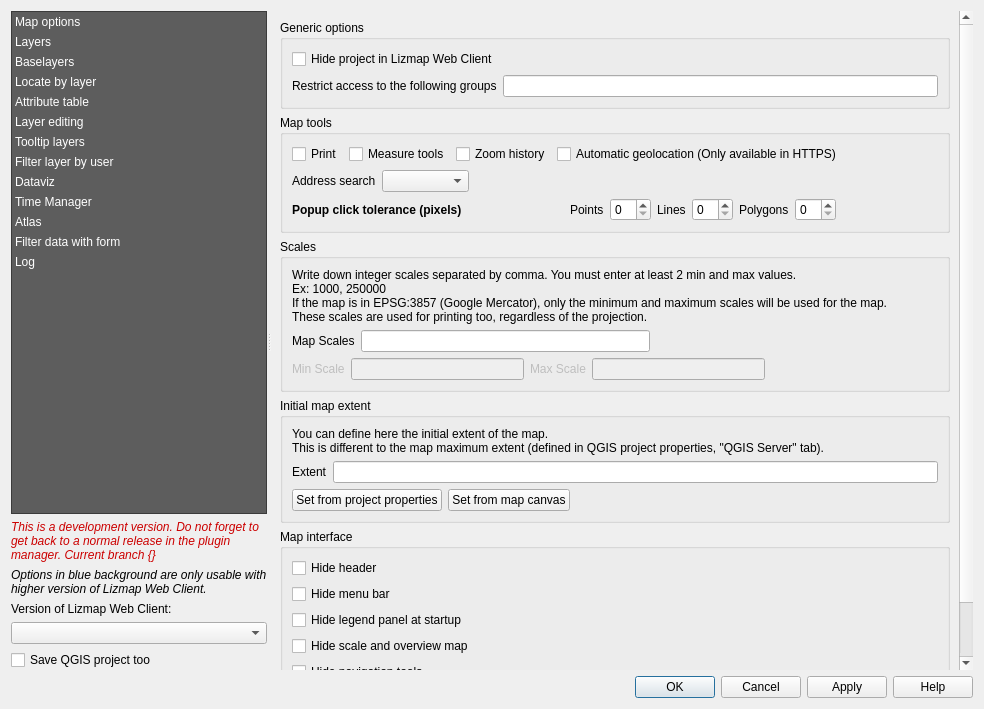
Before: the Qt Designer form lizmap/resources/ui/ui_lizmap.ui in 3liz/lizmap-plugin, drawn with Qt 5.
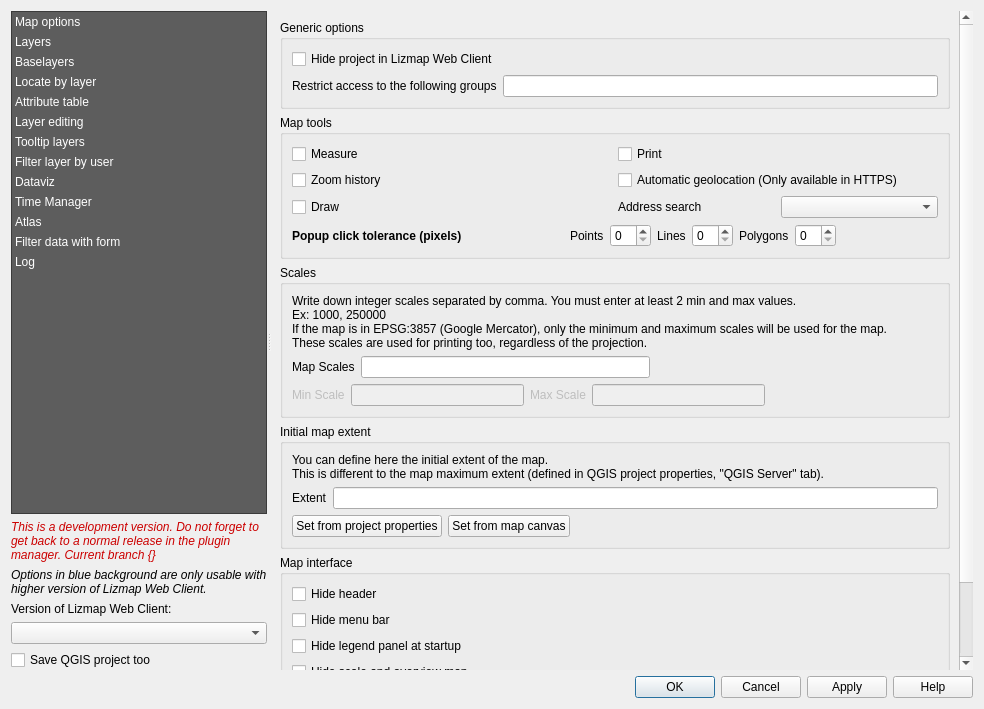
After: the same form once the commit is applied. Custom widgets are drawn as their Qt base class.

Commit message: Tools - Add drawing tool checkbox

```diff
--- a/lizmap/resources/ui/ui_lizmap.ui
+++ b/lizmap/resources/ui/ui_lizmap.ui
@@ -328,28 +328,18 @@
                  </property>
                  <layout class="QVBoxLayout" name="verticalLayout_2">
                   <item>
-                   <layout class="QHBoxLayout" name="horizontalLayout_6">
-                    <item>
-                     <widget class="QCheckBox" name="cbActivatePrint">
-                      <property name="enabled">
-                       <bool>true</bool>
-                      </property>
-                      <property name="text">
-                       <string>Print</string>
-                      </property>
-                     </widget>
-                    </item>
-                    <item>
+                   <layout class="QGridLayout" name="gridLayout_4">
+                    <item row="0" column="0">
                      <widget class="QCheckBox" name="cbActivateMeasure">
                       <property name="enabled">
                        <bool>true</bool>
                       </property>
                       <property name="text">
-                       <string>Measure tools</string>
+                       <string>Measure</string>
                       </property>
                      </widget>
                     </item>
-                    <item>
+                    <item row="1" column="0">
                      <widget class="QCheckBox" name="cbActivateZoomHistory">
                       <property name="enabled">
                        <bool>true</bool>
@@ -359,7 +349,7 @@
                       </property>
                      </widget>
                     </item>
-                    <item>
+                    <item row="1" column="1">
                      <widget class="QCheckBox" name="cbActivateGeolocation">
                       <property name="enabled">
                        <bool>true</bool>
@@ -369,22 +359,27 @@
                       </property>
                      </widget>
                     </item>
-                    <item>
-                     <spacer name="horizontalSpacer_10">
-                      <property name="orientation">
-                       <enum>Qt::Horizontal</enum>
+                    <item row="0" column="1">
+                     <widget class="QCheckBox" name="cbActivatePrint">
+                      <property name="enabled">
+                       <bool>true</bool>
                       </property>
-                      <property name="sizeHint" stdset="0">
-                       <size>
-                        <width>40</width>
-                        <height>20</height>
-                       </size>
+                      <property name="text">
+                       <string>Print</string>
                       </property>
-                     </spacer>
+                     </widget>
                     </item>
-                   </layout>
-                  </item>
-                  <item>
+                    <item row="2" column="0">
+                     <widget class="QCheckBox" name="activate_drawing_tools">
+                      <property name="text">
+                       <string>Draw</string>
+                      </property>
+                      <property name="toolTip">
+                       <string>If drawing tools are activated or not</string>
+                      </property>
+                     </widget>
+                    </item>
+                    <item row="2" column="1">
                    <layout class="QHBoxLayout" name="horizontalLayout_14">
                     <item>
                      <widget class="QLabel" name="label_19">
@@ -422,18 +417,7 @@
                       </item>
                      </widget>
                     </item>
-                    <item>
-                     <spacer name="horizontalSpacer_7">
-                      <property name="orientation">
-                       <enum>Qt::Horizontal</enum>
-                      </property>
-                      <property name="sizeHint" stdset="0">
-                       <size>
-                        <width>40</width>
-                        <height>20</height>
-                       </size>
-                      </property>
-                     </spacer>
+                     </layout>
                     </item>
                    </layout>
                   </item>
```
Left out of the diff: 3 changed lines with no effect on the pictures. Lines whose indentation alone changed are shown as unchanged. The commit also changes 2 other files.
